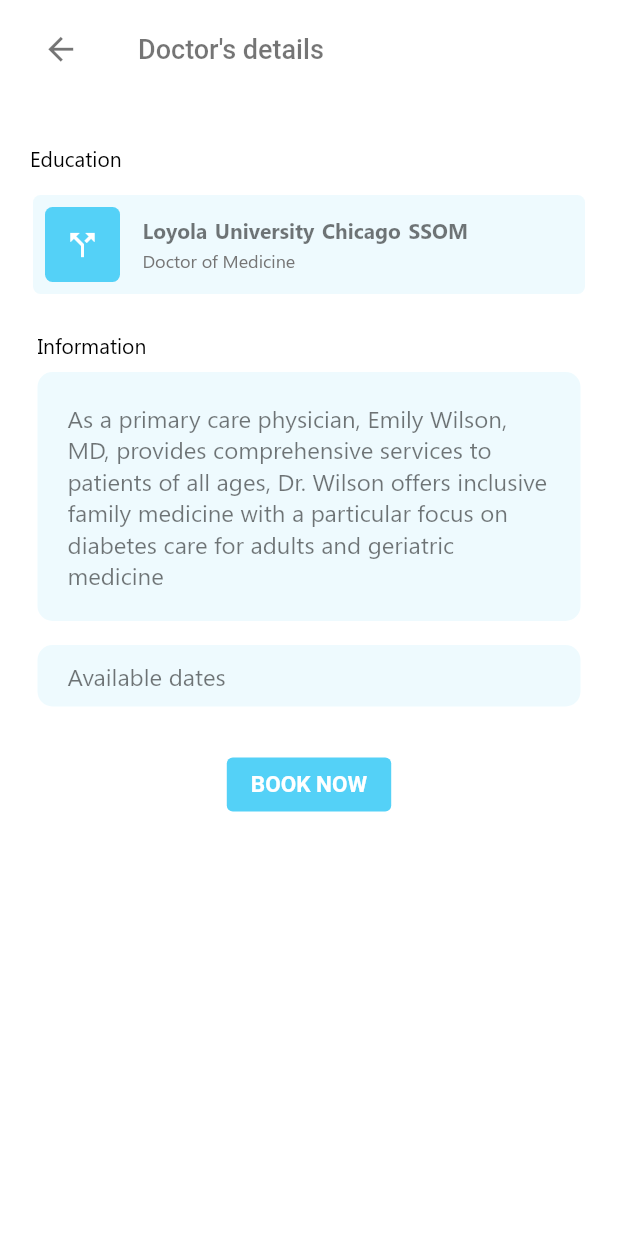
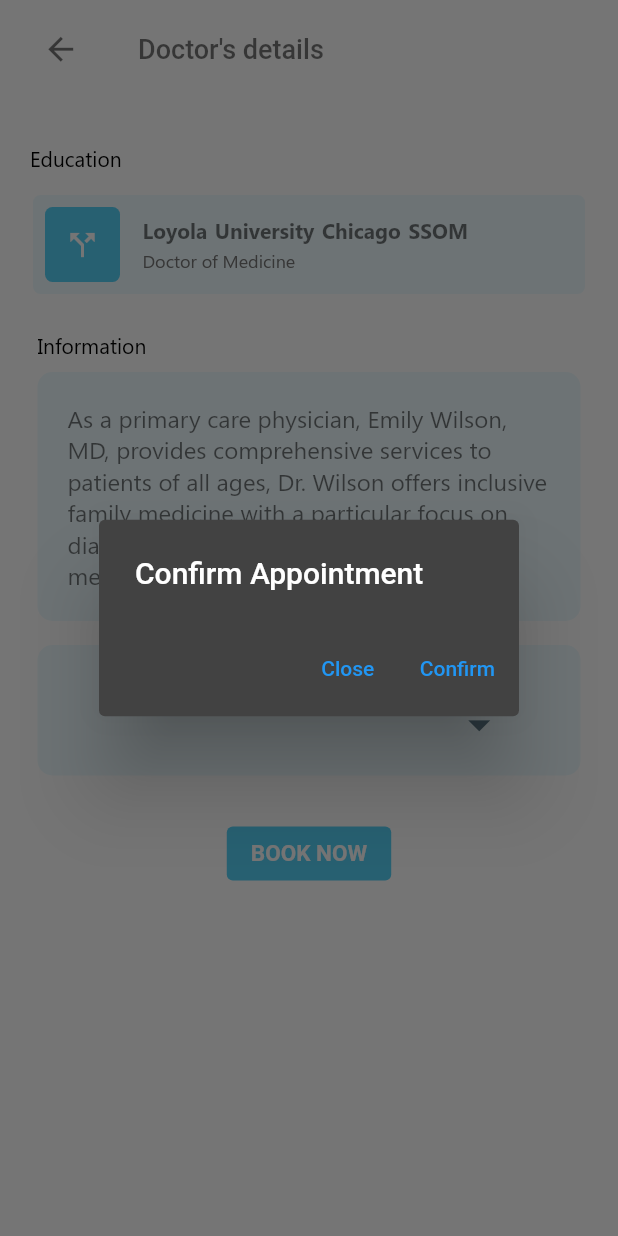
Before and after one commit to hazzum/Patient-Medical-App, a Flutter app: the DoctorPage screen opened by its route, after a tap on "BOOK NOW", on a phone screen of 412 x 824 dp. Run offline on Flutter 3.47's test engine with Material 2 defaults, Android fonts, the phone set to English and light mode, and no system bars; our stand-ins replace cloud_firestore, firebase_auth, firebase_core, flutter_form_builder, modal_progress_hud, syncfusion_flutter_calendar; missing offline and left inert: grouped_buttons; accounts and stored records are empty.

Commit message:
Added availabe dates button and snackbar

```diff
--- a/lib/screens/chosen_doctor_page.dart
+++ b/lib/screens/chosen_doctor_page.dart
@@ -11,6 +11,47 @@ class DoctorPage extends StatefulWidget {
 }
 
 class _DoctorPageState extends State<DoctorPage> {
+
+  void showMyDialog() {
+    showDialog(
+      context: context,
+      builder: (BuildContext context) {
+        // return object of type Dialog
+        return AlertDialog(
+          title: new Text("Confirm Appointment"),
+          actions: <Widget>[
+            // usually buttons at the bottom of the dialog
+            new TextButton(
+              child: new Text("Close"),
+              onPressed: () {
+                _scaffoldKey.currentState.showSnackBar(
+                  SnackBar(
+                    backgroundColor: Color(0xFF1DB5E4),
+                    content: new Text('Process aborted, Appointment is unregistered'),
+                    duration: new Duration(seconds: 3),
+                  ),
+                );
+                Navigator.of(context).pop();
+              },
+            ),
+            new TextButton(
+              child: new Text("Confirm"),
+              onPressed: () {
+                _scaffoldKey.currentState.showSnackBar(
+                  SnackBar(
+                    backgroundColor: Color(0xFF1DB5E4),
+                    content: new Text('Process confirmed, Appointment is registered successfully'),
+                    duration: new Duration(seconds: 3),
+                  ),
+                );
+                Navigator.of(context).pop();
+              },
+            ),
+          ],
+        );
+      },
+    );
+  }
   var data = {
     'index': '1',
     'image': 'images/3.jpg',
@@ -22,20 +63,25 @@ class _DoctorPageState extends State<DoctorPage> {
     'price': '150',
   };
   CollectionReference users = FirebaseFirestore.instance.collection('doctors');
+  List itemsList = ['(Tuesday, 30, july 2021) from 9am to 11am', '(Tuesday, 30, july 2021) from 11am to 2pm'];
+  String selectedCategory;
+  final GlobalKey<ScaffoldState> _scaffoldKey = GlobalKey<ScaffoldState>();
 
   @override
   Widget build(BuildContext context) {
+
     return StreamBuilder(
         stream: users.snapshots(),
         builder: (context, snapshot) {
           if (!snapshot.hasData) return CircularProgressIndicator();
           return Scaffold(
+              key: _scaffoldKey,
               backgroundColor: Colors.white,
               appBar: AppBar(
                 backgroundColor: Colors.transparent,
                 elevation: 0.0,
                 leading: Padding(
-                  padding: const EdgeInsets.fromLTRB(20,10,0,0),
+                  padding: const EdgeInsets.fromLTRB(20, 10, 0, 0),
                   child: IconButton(
                     icon: Icon(
                       Icons.arrow_back,
@@ -46,19 +92,20 @@ class _DoctorPageState extends State<DoctorPage> {
                   ),
                 ),
                 title: Padding(
-                  padding: const EdgeInsets.fromLTRB(20,10,0,0),
+                  padding: const EdgeInsets.fromLTRB(20, 10, 0, 0),
                   child: Text(
                     'Doctor\'s details',
                     style: TextStyle(
-                      color:  Colors.black54,
+                      color: Colors.black54,
                       fontSize: 18,
                     ),
                   ),
                 ),
               ),
-              body: Container(
+              body: SingleChildScrollView(
+                child: Container(
                     decoration: BoxDecoration(
-                      color:  Colors.white,
+                        color: Colors.white,
                         borderRadius: BorderRadius.only(
                             topLeft: Radius.circular(15.0),
                             topRight: Radius.circular(15.0))),
@@ -90,12 +137,13 @@ class _DoctorPageState extends State<DoctorPage> {
                                       ? v['clinicInfo']['address']
                                       : "Error",
                                 );
+                              } else {
+                                return SizedBox(
+                                  height: 000000000.1,
+                                );
                               }
-                            else{
-                            return SizedBox(height: 000000000.1,);}
                             }).toList(),
                           ),
-
                           Padding(
                             padding: const EdgeInsets.only(left: 20.0, top: 20.0),
                             child: Row(
@@ -151,11 +199,43 @@ class _DoctorPageState extends State<DoctorPage> {
                               width: double.infinity,
                               padding: EdgeInsets.fromLTRB(20, 10, 20, 10),
                               decoration: BoxDecoration(
-                                  color:
-                                  Color(0xFF54d1f7).withOpacity(0.1),
+                                  color: Color(0xFF54d1f7).withOpacity(0.1),
                                   borderRadius: BorderRadius.circular(10.0)),
-                              child: Text('Available dates',
-                                  style: TextStyle(fontSize: 16.0))),
+                              child: Column(
+                                children: [
+                                  Text('Available dates'),
+                                  DropdownButton(
+                                    underline: SizedBox(),
+                                    elevation: 0,
+                                    dropdownColor: Colors.white,
+                                    icon: Icon(
+                                      Icons.arrow_drop_down,
+                                      color: Colors.blueGrey,
+                                    ),
+                                    iconSize: 35,
+                                    items: itemsList.map((items) {
+                                      return DropdownMenuItem(
+                                        value: items,
+                                        child: Text(
+                                          items,
+                                          textAlign: TextAlign.center, // no impact
+                                          style: TextStyle(
+                                            color: Colors.black54,
+                                            fontSize: 12,
+                                          ),
+                                        ),
+                                      );
+                                    }).toList(),
+                                    onChanged: (value) {
+                                      setState(() {
+                                        selectedCategory = value;
+                                      });
+                                    },
+                                    value: selectedCategory,
+                                  ),
+                                ],
+                              ),
+                            ),
                           ),
                           SizedBox(height: 20),
                           ElevatedButton(
@@ -164,10 +244,12 @@ class _DoctorPageState extends State<DoctorPage> {
                               style: TextStyle(
                                 fontSize: 15,
                                 fontWeight: FontWeight.bold,
-                              color:  Colors.white,
+                                color: Colors.white,
                               ),
                             ),
-                          onPressed: () {},
+                            onPressed: () {
+                              showMyDialog();
+                            },
                             style: ElevatedButton.styleFrom(
                               primary: Color(0xFF54d1f7),
                               onPrimary: Colors.white,
@@ -178,7 +260,8 @@ class _DoctorPageState extends State<DoctorPage> {
                           SizedBox(height: 20)
                         ],
                       ),
-                  )));
+                    )),
+              ));
         });
   }
 }
@@ -197,7 +280,7 @@ class TileSecond extends StatelessWidget {
         padding: EdgeInsets.all(8.0),
         decoration: BoxDecoration(
             borderRadius: BorderRadius.circular(5.0),
-            color:Color(0xFF54d1f7).withOpacity(0.1)),
+            color: Color(0xFF54d1f7).withOpacity(0.1)),
         child: Row(
           children: <Widget>[
             Container(
```
Also changed, not shown: lib/screens/welcome_screen.dart (+21 -7 lines). Lines whose indentation alone changed are shown as unchanged.
